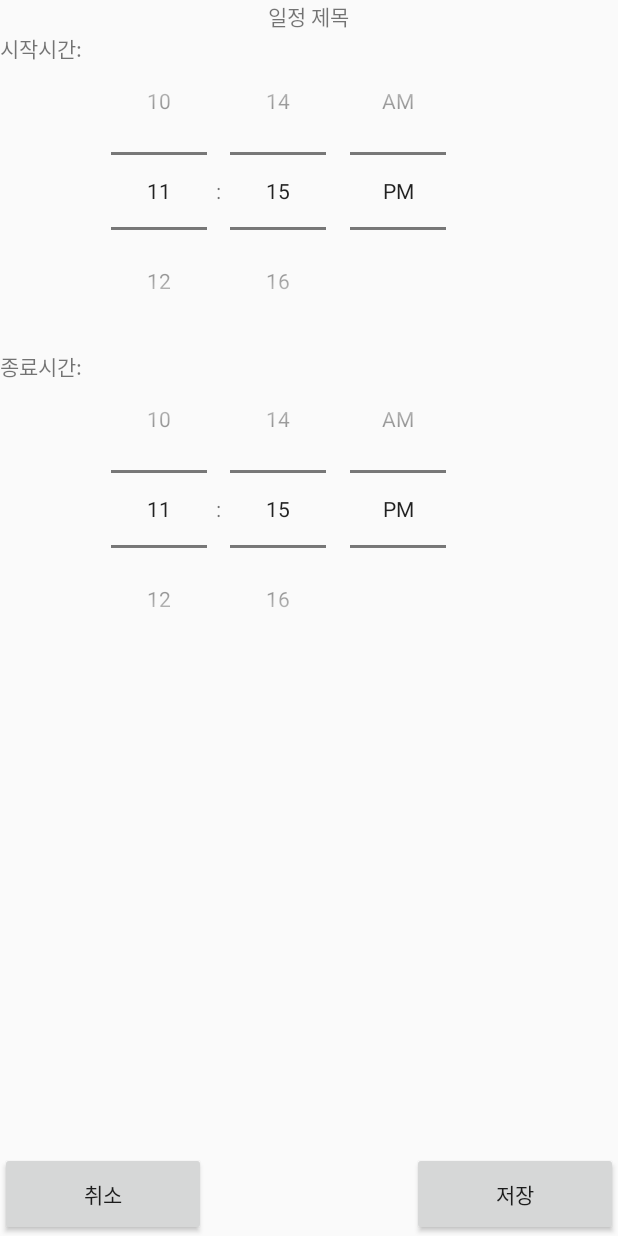
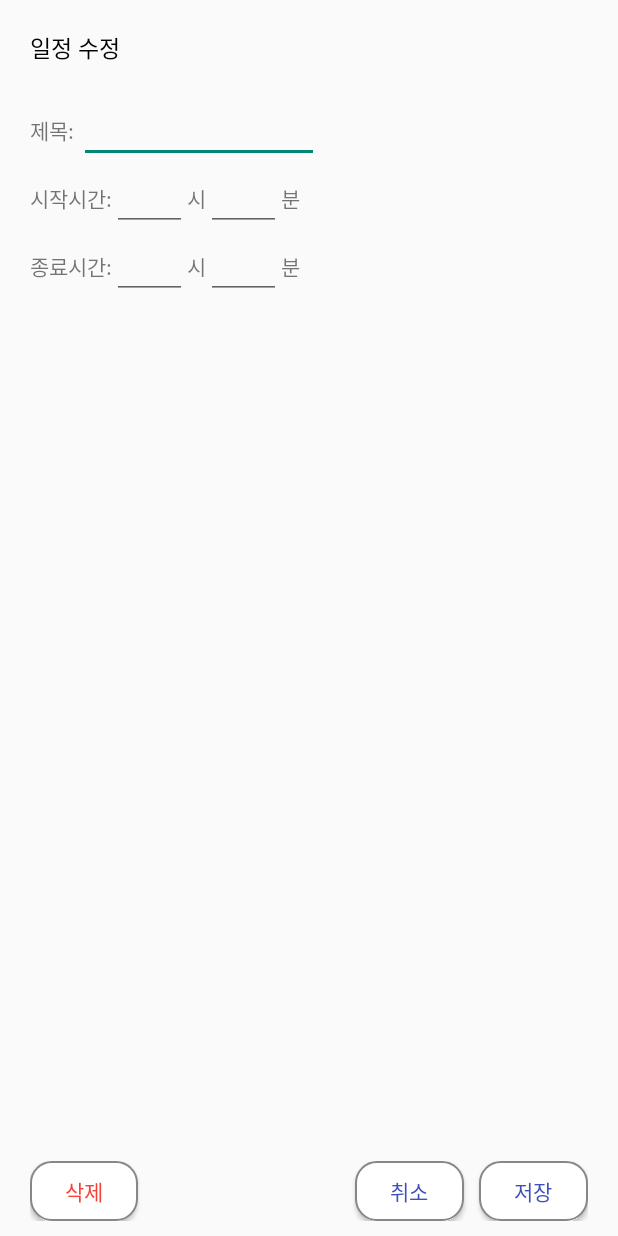
Before and after one commit to LeeJinGue/Magic_Mirror, an Android app: the layout dialog_schedule_edit.xml on its own in the app's theme, with its tools: preview values and no code run, on a phone screen of 412 x 824 dp. Run offline under Robolectric (Android 15) with nearby library versions, the phone set to English and light mode, and no system bars.

Commit message:
1. 일정 관리 다이얼로그 구현중 - 기본 레이아웃 디자인 완료 - 다이얼로그 사이즈 조정 필요 - 다이얼로그 버튼 이벤트 구현 필요

```diff
--- a/SmartMirror/app/src/main/java/com/cookandroid/smartmirror/adapter/ScheduleAdapter.java
+++ b/SmartMirror/app/src/main/java/com/cookandroid/smartmirror/adapter/ScheduleAdapter.java
@@ -27,7 +27,7 @@ public class ScheduleAdapter extends BaseAdapter {
     }
     public void loadDataWithDay(){
         scheduleDataList.clear();
-        scheduleData sData = new scheduleData("테스트", R.drawable.ic_schedule_orange, "11시", "12시");
+        scheduleData sData = new scheduleData("테스트", R.drawable.ic_schedule_orange, 11, 00, 12, 00);
         scheduleDataList.add(sData);
 
         notifyDataSetChanged();
@@ -47,8 +47,8 @@ public class ScheduleAdapter extends BaseAdapter {
     public long getItemId(int position) {
         return position;
     }
-    public void addItem(String title, String startTime, String endTime, int iconRes){
-        scheduleData sData = new scheduleData(title, iconRes, startTime, endTime);
+    public void addItem(String title, int startHour, int startMinute, int endHour, int endMinute,int iconRes){
+        scheduleData sData = new scheduleData(title, iconRes, startHour, startMinute, endHour, endMinute);
         scheduleDataList.add(sData);
     }
     @Override
--- /dev/null
+++ b/SmartMirror/app/src/main/res/drawable/dialogbtnshape.xml
@@ -0,0 +1,23 @@
+<?xml version="1.0" encoding="utf-8"?>
+<shape xmlns:android="http://schemas.android.com/apk/res/android" android:shape="rectangle" >
+    <corners
+        android:radius="14dp"
+        />
+    <solid
+        android:color="#FFFFFF"
+        />
+    <padding
+        android:left="0dp"
+        android:top="0dp"
+        android:right="0dp"
+        android:bottom="0dp"
+        />
+    <size
+        android:width="270dp"
+        android:height="60dp"
+        />
+    <stroke
+        android:width="1dp"
+        android:color="#878787"
+        />
+</shape>
--- a/SmartMirror/app/src/main/res/layout/dialog_schedule_edit.xml
+++ b/SmartMirror/app/src/main/res/layout/dialog_schedule_edit.xml
@@ -3,83 +3,150 @@
     xmlns:app="http://schemas.android.com/apk/res-auto"
     xmlns:tools="http://schemas.android.com/tools"
     android:layout_width="match_parent"
-    android:layout_height="match_parent"
+    android:layout_height="wrap_content"
+    android:paddingHorizontal="20dp"
+    android:layout_marginBottom="10dp"
     >
     <TextView
-        android:layout_width="wrap_content"
+        android:layout_width="match_parent"
         android:layout_height="wrap_content"
+        android:text="일정 수정"
+        android:id="@+id/scheduleDialogAddOrEdit"
+        android:textAppearance="@style/scheduleTitle"
         android:layout_alignParentTop="true"
-        android:layout_centerHorizontal="true"
-        android:text="일정 제목"
-        android:id="@+id/scheduleDialogTitle"></TextView>
-
+        android:layout_alignParentStart="true"
+        android:layout_marginTop="20dp"
+        android:layout_marginBottom="20dp"
+        ></TextView>
     <LinearLayout
         android:layout_width="match_parent"
         android:layout_height="wrap_content"
-        android:id="@+id/LinearScheduleDialogStartTime"
-        android:layout_below="@+id/scheduleDialogTitle"
-        android:orientation="horizontal">
-
+        android:orientation="horizontal"
+        android:layout_below="@+id/scheduleDialogAddOrEdit"
+        android:id="@+id/scheduleDialogTitle"
+        >
         <TextView
             android:layout_width="wrap_content"
             android:layout_height="wrap_content"
-            android:text="시작시간: "></TextView>
-        <TimePicker
-            android:layout_width="wrap_content"
+            android:text="제목: "
+            ></TextView>
+        <EditText
+            android:layout_width="160dp"
             android:layout_height="wrap_content"
-            android:timePickerMode="spinner"
-            android:id="@+id/scheduleDialogStartTime"
-            android:layout_centerHorizontal="true"
-            ></TimePicker>
-
-
+            android:id="@+id/scheduleDialogTitleTextView"
+            ></EditText>
     </LinearLayout>
     <LinearLayout
         android:layout_width="match_parent"
         android:layout_height="wrap_content"
-        android:id="@+id/LinearScheduleDialogEndTime"
-        android:layout_below="@+id/LinearScheduleDialogStartTime"
-        android:orientation="horizontal">
+        android:orientation="horizontal"
+        android:layout_below="@+id/scheduleDialogTitle"
+        android:id="@+id/scheduleDialogStartTime"
+        >
         <TextView
             android:layout_width="wrap_content"
             android:layout_height="wrap_content"
-            android:text="종료시간: "></TextView>
-        <TimePicker
+            android:text="시작시간:">
+        </TextView>
+        <EditText
+            android:layout_width="50dp"
+            android:layout_height="wrap_content"
+            android:id="@+id/scheduleDialogStartHourEditText"
+            ></EditText>
+        <TextView
             android:layout_width="wrap_content"
             android:layout_height="wrap_content"
-            android:timePickerMode="spinner"
-            android:layout_centerHorizontal="true"
-            android:id="@+id/scheduleDialogEndTime"
-            ></TimePicker>
+            android:text="시"
+            ></TextView>
+        <EditText
+            android:layout_width="50dp"
+            android:layout_height="wrap_content"
+            android:id="@+id/scheduleDialogStartMinuteEditText"></EditText>
+        <TextView
+            android:layout_width="wrap_content"
+            android:layout_height="wrap_content"
+            android:text="분"
+            ></TextView>
     </LinearLayout>
     <LinearLayout
         android:layout_width="match_parent"
-        android:layout_height="56dp"
+        android:layout_height="wrap_content"
+        android:orientation="horizontal"
+        android:layout_below="@+id/scheduleDialogStartTime"
+        android:id="@+id/scheduleDialogEndTime"
+        >
+        <TextView
+            android:layout_width="wrap_content"
+            android:layout_height="wrap_content"
+            android:text="종료시간:">
+        </TextView>
+        <EditText
+            android:layout_width="50dp"
+            android:layout_height="wrap_content"
+            android:id="@+id/scheduleDialogEndHourEditText"
+            ></EditText>
+        <TextView
+            android:layout_width="wrap_content"
+            android:layout_height="wrap_content"
+            android:text="시"
+            ></TextView>
+        <EditText
+            android:layout_width="50dp"
+            android:layout_height="wrap_content"
+            android:id="@+id/scheduleDialogEndMinuteEditText"></EditText>
+        <TextView
+            android:layout_width="wrap_content"
+            android:layout_height="wrap_content"
+            android:text="분"
+            ></TextView>
+    </LinearLayout>
+
+
+
+    <LinearLayout
+        android:layout_width="match_parent"
+        android:layout_height="40dp"
         android:layout_alignParentStart="true"
         android:layout_alignParentEnd="true"
         android:layout_alignParentBottom="true"
         android:orientation="horizontal"
-        android:weightSum="3">
+
+        android:weightSum="5">
+
+
 
         <Button
             android:layout_width="0dp"
             android:layout_height="match_parent"
             android:layout_weight="1"
-            android:layout_gravity="left"
-            android:id="@+id/scheduleDialogNegativeBtn"
-            android:text="취소"></Button>
+            android:layout_gravity="right"
+            android:background="@drawable/dialogbtnshape"
+            android:id="@+id/scheduleDialogDeleteBtn"
+            android:textColor="#F44336"
+            android:text="삭제"></Button>
 
         <LinearLayout
             android:layout_width="0dp"
-            android:layout_weight="1"
+            android:layout_weight="2"
             android:layout_height="match_parent"></LinearLayout>
         <Button
             android:layout_width="0dp"
             android:layout_height="match_parent"
             android:layout_weight="1"
             android:layout_gravity="right"
+            android:textColor="#3F51B5"
+            android:background="@drawable/dialogbtnshape"
+            android:id="@+id/scheduleDialogNegativeBtn"
+            android:layout_marginRight="10dp"
+            android:text="취소"></Button>
+        <Button
+            android:layout_width="0dp"
+            android:layout_height="match_parent"
+            android:layout_weight="1"
+            android:layout_gravity="left"
+            android:textColor="#3F51B5"
+            android:background="@drawable/dialogbtnshape"
             android:id="@+id/scheduleDialogPositiveBtn"
             android:text="저장"></Button>
-
     </LinearLayout>
 </RelativeLayout>
```
Also changed, not shown: SmartMirror/app/src/main/java/com/cookandroid/smartmirror/adapter/ScheduleRecyclerAdapter.java (+7 -5 lines), SmartMirror/app/src/main/java/com/cookandroid/smartmirror/custom/ScheduleTypeDialog.java (+49 -9 lines), SmartMirror/app/src/main/java/com/cookandroid/smartmirror/dataClass/scheduleData.java (+18 -7 lines), SmartMirror/app/src/main/java/com/cookandroid/smartmirror/navigationFragment/ScheduleFragment.java (+16 -12 lines), SmartMirror/app/src/main/res/drawable/canclebtnshape.xml (added, +23 -0 lines), SmartMirror/app/src/main/res/drawable/deletebtnshape.xml (added, +23 -0 lines), SmartMirror/app/src/main/res/drawable/savebtnshape.xml (added, +23 -0 lines), SmartMirror/app/src/main/res/layout/fragment_schedule.xml (+0 -22 lines), 27 other files.
